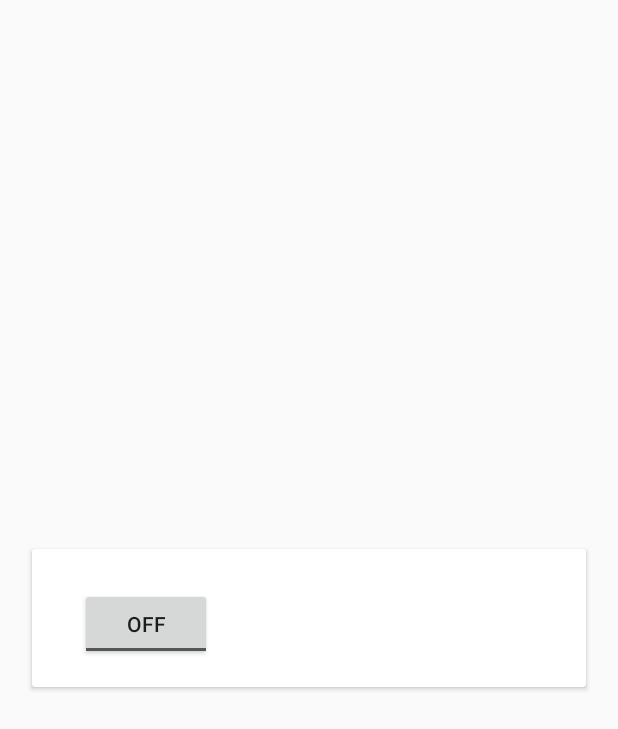
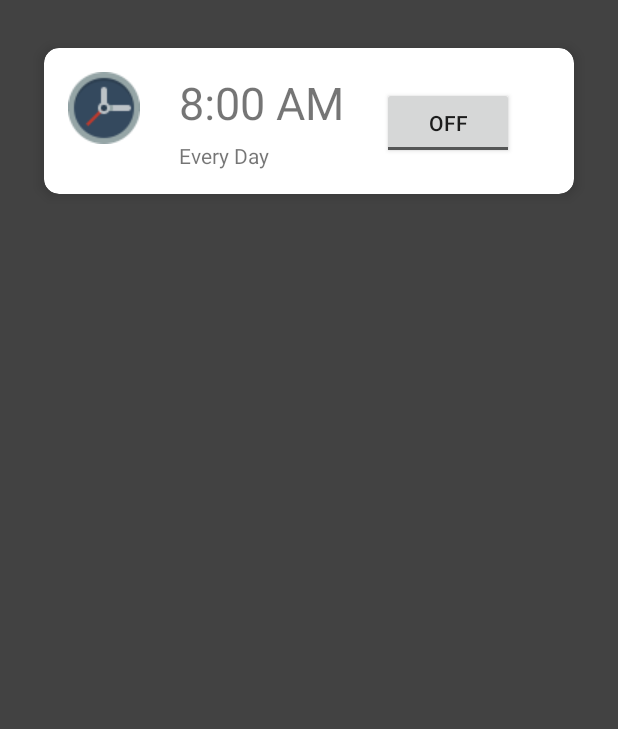
Before and after one commit to dlobato85/WakeUp, an Android app: the layout cardveiw.xml on its own in the app's theme, with its tools: preview values and no code run, on a phone screen of 412 x 824 dp. Shown: the top 729 px of the screen. Run offline under Robolectric (Android 15) with nearby library versions, the phone set to English and light mode, and no system bars.

Commit message:
Merge branch 'master' of https://github.com/dlobato85/WakeUp
# Conflicts:
#	app/src/main/java/com/dustin_domas_assignment/wakeup/RingtonePlayingService.java

```diff
--- a/app/src/main/java/com/dustin_domas_assignment/wakeup/RingtonePlayingService.java
+++ b/app/src/main/java/com/dustin_domas_assignment/wakeup/RingtonePlayingService.java
@@ -69,7 +69,7 @@ public class RingtonePlayingService extends Service {
                 getSystemService(NOTIFICATION_SERVICE);
 
         //set the intent that will go to mainActivity after notification pop-up
-        Intent intent_main = new Intent(this.getApplicationContext(), MainListActivity.class);
+        Intent intent_main = new Intent(this.getApplicationContext(), MainActivity.class);
 
         //must use pending Intent in order to pas value to notification builder
         PendingIntent pending_main = PendingIntent.getActivity(this, 0,
--- a/app/src/main/res/layout/cardveiw.xml
+++ b/app/src/main/res/layout/cardveiw.xml
@@ -1,7 +1,12 @@
 <?xml version="1.0" encoding="utf-8"?>
 <LinearLayout xmlns:android="http://schemas.android.com/apk/res/android"
-    android:layout_width="match_parent" android:layout_height="match_parent"
-    android:padding="16dp">
+    android:layout_width="match_parent"
+    android:layout_height="match_parent"
+    android:orientation="vertical"
+    xmlns:card_view="http://schemas.android.com/apk/res-auto"
+    android:padding="16dp"
+    android:tag="cards main container"
+    android:background="@color/cardview_dark_background">
 
     <android.support.v7.widget.CardView
     android:id="@+id/card_view"
@@ -9,48 +14,56 @@
     android:layout_width="match_parent"
     android:layout_height="wrap_content"
     android:layout_gravity="center"
-    android:layout_margin="5dp">
+    android:layout_margin="5dp"
+        card_view:cardElevation="5dp"
+        card_view:cardUseCompatPadding="true"
+        card_view:cardBackgroundColor="@color/cardview_light_background"
+        card_view:cardCornerRadius="10dp">
 
         <RelativeLayout
             android:layout_width="match_parent"
             android:layout_height="wrap_content"
             android:padding="16dp"
+
+
             >
 
             <ImageView
+                android:id="@+id/alarmImage"
                 android:layout_width="wrap_content"
                 android:layout_height="wrap_content"
-                android:id="@+id/alarmImage"
                 android:layout_alignParentLeft="true"
                 android:layout_alignParentTop="true"
-                android:layout_marginRight="16dp"
-                />
+                android:layout_marginRight="26dp"
+                android:src="@drawable/alarmclock" />
 
             <TextView
+                android:id="@+id/timeDisplay"
                 android:layout_width="wrap_content"
                 android:layout_height="wrap_content"
-                android:id="@+id/timeDisplay"
+                android:layout_alignParentTop="true"
+                android:layout_marginRight="25dp"
                 android:layout_toRightOf="@+id/alarmImage"
-                android:layout_alignParentTop="true"
-                android:textSize="30sp"
-                />
+                android:text="8:00 AM"
+                android:textSize="30sp" />
 
             <TextView
+                android:id="@+id/daysTV"
                 android:layout_width="wrap_content"
                 android:layout_height="wrap_content"
-                android:id="@+id/daysTV"
+                android:layout_below="@+id/timeDisplay"
+                android:layout_marginTop="5dp"
                 android:layout_toRightOf="@+id/alarmImage"
-                android:layout_below="@+id/timeDisplay"
-                />
+                android:text="Every Day" />
 
             <ToggleButton
                 android:id="@+id/alarmToggle"
                 android:layout_width="wrap_content"
                 android:layout_height="wrap_content"
+                android:layout_alignParentTop="true"
+                android:layout_marginTop="10dp"
                 android:layout_toEndOf="@+id/timeDisplay"
-                android:layout_alignParentTop="true"
-                android:layout_toRightOf="@+id/timeDisplay"
-                android:layout_marginTop="10dp"/>
+                android:layout_toRightOf="@+id/timeDisplay" />
 
         </RelativeLayout>
 
--- a/app/src/main/res/layout/custom_alarm_item.xml
+++ b/app/src/main/res/layout/custom_alarm_item.xml
@@ -3,6 +3,7 @@
     xmlns:tools="http://schemas.android.com/tools"
     android:layout_width="match_parent"
     android:layout_height="wrap_content"
+    android:id="@+id/card_view"
 
    >
 
--- a/app/src/main/res/layout/question_activity.xml
+++ b/app/src/main/res/layout/question_activity.xml
@@ -15,7 +15,7 @@
         <TextView
             android:id="@+id/textQuestion"
             android:layout_width="368dp"
-            android:layout_height="100dp"
+            android:layout_height="225dp"
             android:layout_marginBottom="20dp"
             android:layout_marginLeft="8dp"
             android:layout_marginRight="8dp"
```
Also changed, not shown: app/src/main/java/com/dustin_domas_assignment/wakeup/AlarmAdapter.java (+20 -13 lines), app/src/main/java/com/dustin_domas_assignment/wakeup/AlarmCard.java (renamed from app/src/main/java/com/dustin_domas_assignment/wakeup/Alarm.java, +14 -18 lines), app/src/main/java/com/dustin_domas_assignment/wakeup/Alarm_Receiver.java (+8 -4 lines), app/src/main/java/com/dustin_domas_assignment/wakeup/MainListActivity.java (+17 -3 lines), app/src/main/java/com/dustin_domas_assignment/wakeup/QuestionActivity.java (+7 -3 lines).
